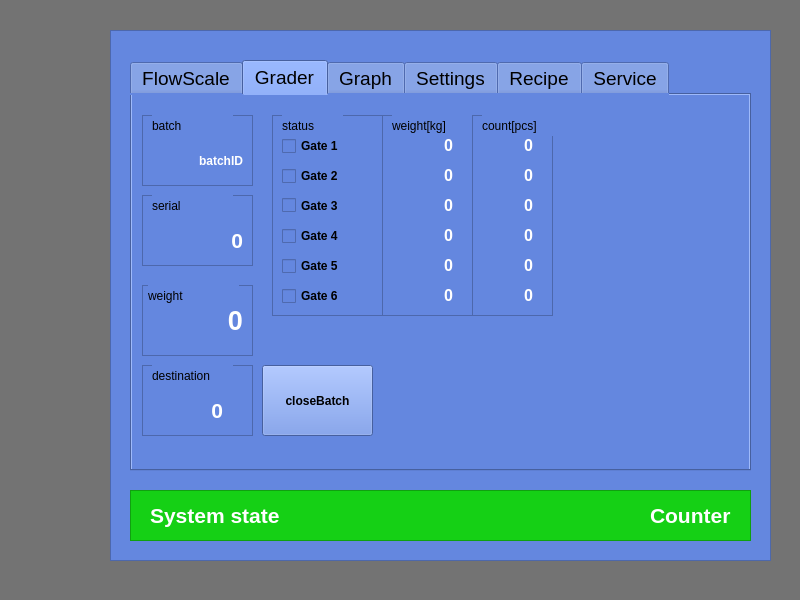
First picture: the form in flowscale/forms/mainwindow.ui, repository sigurgeirg/sandbox, before the edit.
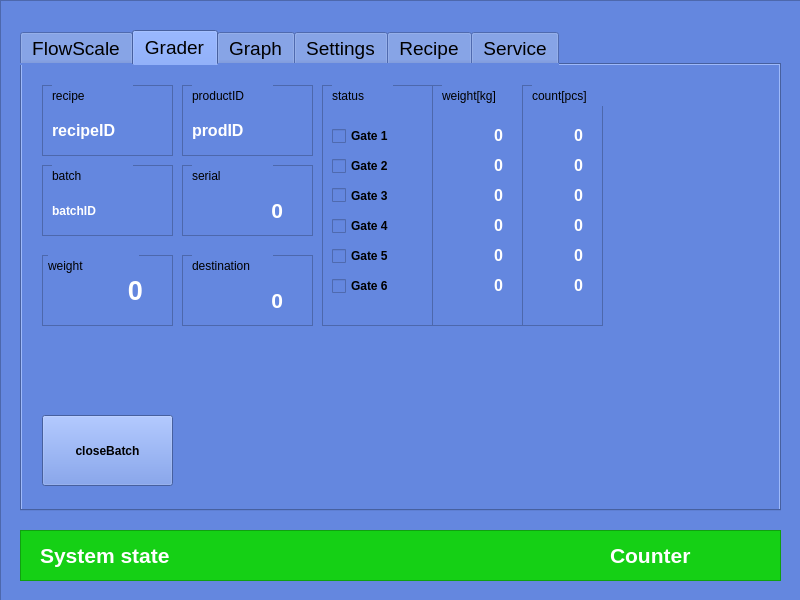
Second picture: the form after the edit. The open tabs and pages were chosen to show the change. Custom widgets are drawn as their Qt base class.

Commit message: Modified desktop, now it filles up the display instead of filling up only 80 percent of it, fixed up the layout a little.

What changed in the file:
```diff
--- a/flowscale/forms/mainwindow.ui
+++ b/flowscale/forms/mainwindow.ui
@@ -111,10 +111,10 @@
    <widget class="QFrame" name="frame_2">
     <property name="geometry">
      <rect>
-      <x>110</x>
-      <y>30</y>
-      <width>661</width>
-      <height>531</height>
+      <x>0</x>
+      <y>0</y>
+      <width>801</width>
+      <height>601</height>
      </rect>
     </property>
     <property name="styleSheet">
@@ -134,8 +134,8 @@
       <rect>
        <x>20</x>
        <y>30</y>
-       <width>621</width>
-       <height>411</height>
+       <width>761</width>
+       <height>481</height>
       </rect>
      </property>
      <property name="sizePolicy">
@@ -1373,9 +1373,9 @@
       <widget class="QFrame" name="destinationFrame_2">
        <property name="geometry">
         <rect>
-         <x>10</x>
-         <y>270</y>
-         <width>111</width>
+         <x>160</x>
+         <y>190</y>
+         <width>131</width>
          <height>71</height>
         </rect>
        </property>
@@ -1391,7 +1391,7 @@
        <widget class="QLabel" name="lblDestinationGate_2">
         <property name="geometry">
          <rect>
-          <x>30</x>
+          <x>50</x>
           <y>30</y>
           <width>51</width>
           <height>31</height>
@@ -1431,9 +1431,9 @@
       <widget class="QFrame" name="serialFrame_2">
        <property name="geometry">
         <rect>
-         <x>10</x>
+         <x>160</x>
          <y>100</y>
-         <width>111</width>
+         <width>131</width>
          <height>71</height>
         </rect>
        </property>
@@ -1489,9 +1489,9 @@
       <widget class="QFrame" name="filteredWeightFrame_2">
        <property name="geometry">
         <rect>
-         <x>10</x>
+         <x>20</x>
          <y>190</y>
-         <width>111</width>
+         <width>131</width>
          <height>71</height>
         </rect>
        </property>
@@ -1547,9 +1547,9 @@
       <widget class="QFrame" name="batchFrame_2">
        <property name="geometry">
         <rect>
-         <x>10</x>
-         <y>20</y>
-         <width>111</width>
+         <x>20</x>
+         <y>100</y>
+         <width>131</width>
          <height>71</height>
         </rect>
        </property>
@@ -1585,7 +1585,7 @@
          <string>batchID</string>
         </property>
         <property name="alignment">
-         <set>Qt::AlignRight|Qt::AlignTrailing|Qt::AlignVCenter</set>
+         <set>Qt::AlignLeading|Qt::AlignLeft|Qt::AlignVCenter</set>
         </property>
        </widget>
        <widget class="QLabel" name="lblBatch_2">
@@ -1605,10 +1605,10 @@
       <widget class="QFrame" name="FrameGateBufferStatus">
        <property name="geometry">
         <rect>
-         <x>140</x>
+         <x>300</x>
          <y>20</y>
          <width>111</width>
-         <height>201</height>
+         <height>241</height>
         </rect>
        </property>
        <property name="styleSheet">
@@ -1624,7 +1624,7 @@
         <property name="geometry">
          <rect>
           <x>10</x>
-          <y>20</y>
+          <y>40</y>
           <width>81</width>
           <height>22</height>
          </rect>
@@ -1643,7 +1643,7 @@
         <property name="geometry">
          <rect>
           <x>10</x>
-          <y>50</y>
+          <y>70</y>
           <width>81</width>
           <height>22</height>
          </rect>
@@ -1662,7 +1662,7 @@
         <property name="geometry">
          <rect>
           <x>10</x>
-          <y>80</y>
+          <y>100</y>
           <width>81</width>
           <height>21</height>
          </rect>
@@ -1681,7 +1681,7 @@
         <property name="geometry">
          <rect>
           <x>10</x>
-          <y>110</y>
+          <y>130</y>
           <width>81</width>
           <height>22</height>
          </rect>
@@ -1700,7 +1700,7 @@
         <property name="geometry">
          <rect>
           <x>10</x>
-          <y>140</y>
+          <y>160</y>
           <width>81</width>
           <height>22</height>
          </rect>
@@ -1719,7 +1719,7 @@
         <property name="geometry">
          <rect>
           <x>10</x>
-          <y>170</y>
+          <y>190</y>
           <width>81</width>
           <height>22</height>
          </rect>
@@ -1751,10 +1751,10 @@
       <widget class="QFrame" name="FrameBufferWeight">
        <property name="geometry">
         <rect>
-         <x>250</x>
+         <x>410</x>
          <y>20</y>
          <width>91</width>
-         <height>201</height>
+         <height>241</height>
         </rect>
        </property>
        <property name="styleSheet">
@@ -1770,7 +1770,7 @@
         <property name="geometry">
          <rect>
           <x>10</x>
-          <y>20</y>
+          <y>40</y>
           <width>61</width>
           <height>21</height>
          </rect>
@@ -1799,7 +1799,7 @@
         <property name="geometry">
          <rect>
           <x>10</x>
-          <y>50</y>
+          <y>70</y>
           <width>61</width>
           <height>21</height>
          </rect>
@@ -1828,7 +1828,7 @@
         <property name="geometry">
          <rect>
           <x>10</x>
-          <y>80</y>
+          <y>100</y>
           <width>61</width>
           <height>21</height>
          </rect>
@@ -1857,7 +1857,7 @@
         <property name="geometry">
          <rect>
           <x>10</x>
-          <y>110</y>
+          <y>130</y>
           <width>61</width>
           <height>21</height>
          </rect>
@@ -1886,7 +1886,7 @@
         <property name="geometry">
          <rect>
           <x>10</x>
-          <y>140</y>
+          <y>160</y>
           <width>61</width>
           <height>21</height>
          </rect>
@@ -1915,7 +1915,7 @@
         <property name="geometry">
          <rect>
           <x>10</x>
-          <y>170</y>
+          <y>190</y>
           <width>61</width>
           <height>21</height>
          </rect>
@@ -1957,10 +1957,10 @@
       <widget class="QFrame" name="FrameBufferCount">
        <property name="geometry">
         <rect>
-         <x>340</x>
+         <x>500</x>
          <y>20</y>
          <width>81</width>
-         <height>201</height>
+         <height>241</height>
         </rect>
        </property>
        <property name="styleSheet">
@@ -1976,7 +1976,7 @@
         <property name="geometry">
          <rect>
           <x>10</x>
-          <y>20</y>
+          <y>40</y>
           <width>51</width>
           <height>21</height>
          </rect>
@@ -2002,7 +2002,7 @@
         <property name="geometry">
          <rect>
           <x>10</x>
-          <y>50</y>
+          <y>70</y>
           <width>51</width>
           <height>21</height>
          </rect>
@@ -2028,7 +2028,7 @@
         <property name="geometry">
          <rect>
           <x>10</x>
-          <y>80</y>
+          <y>100</y>
           <width>51</width>
           <height>21</height>
          </rect>
@@ -2054,7 +2054,7 @@
         <property name="geometry">
          <rect>
           <x>10</x>
-          <y>110</y>
+          <y>130</y>
           <width>51</width>
           <height>21</height>
          </rect>
@@ -2080,7 +2080,7 @@
         <property name="geometry">
          <rect>
           <x>10</x>
-          <y>140</y>
+          <y>160</y>
           <width>51</width>
           <height>21</height>
          </rect>
@@ -2106,7 +2106,7 @@
         <property name="geometry">
          <rect>
           <x>10</x>
-          <y>170</y>
+          <y>190</y>
           <width>51</width>
           <height>21</height>
          </rect>
@@ -2145,9 +2145,9 @@
       <widget class="QPushButton" name="btnCloseBatch">
        <property name="geometry">
         <rect>
-         <x>130</x>
-         <y>270</y>
-         <width>111</width>
+         <x>20</x>
+         <y>350</y>
+         <width>131</width>
          <height>71</height>
         </rect>
        </property>
@@ -2167,6 +2167,116 @@
         <bool>false</bool>
        </property>
       </widget>
+      <widget class="QFrame" name="recipeFrame_2">
+       <property name="geometry">
+        <rect>
+         <x>20</x>
+         <y>20</y>
+         <width>131</width>
+         <height>71</height>
+        </rect>
+       </property>
+       <property name="styleSheet">
+        <string notr="true"/>
+       </property>
+       <property name="frameShape">
+        <enum>QFrame::StyledPanel</enum>
+       </property>
+       <property name="frameShadow">
+        <enum>QFrame::Raised</enum>
+       </property>
+       <widget class="QLabel" name="lblRecipeID_2">
+        <property name="geometry">
+         <rect>
+          <x>10</x>
+          <y>30</y>
+          <width>101</width>
+          <height>31</height>
+         </rect>
+        </property>
+        <property name="font">
+         <font>
+          <pointsize>12</pointsize>
+          <weight>75</weight>
+          <bold>true</bold>
+         </font>
+        </property>
+        <property name="styleSheet">
+         <string notr="true">color: rgb(255, 255, 255);</string>
+        </property>
+        <property name="text">
+         <string>recipeID</string>
+        </property>
+       </widget>
+       <widget class="QLabel" name="lblRecipe_2">
+        <property name="geometry">
+         <rect>
+          <x>10</x>
+          <y>0</y>
+          <width>81</width>
+          <height>21</height>
+         </rect>
+        </property>
+        <property name="text">
+         <string>recipe</string>
+        </property>
+       </widget>
+      </widget>
+      <widget class="QFrame" name="productIDFrame_3">
+       <property name="geometry">
+        <rect>
+         <x>160</x>
+         <y>20</y>
+         <width>131</width>
+         <height>71</height>
+        </rect>
+       </property>
+       <property name="styleSheet">
+        <string notr="true"/>
+       </property>
+       <property name="frameShape">
+        <enum>QFrame::StyledPanel</enum>
+       </property>
+       <property name="frameShadow">
+        <enum>QFrame::Raised</enum>
+       </property>
+       <widget class="QLabel" name="lblProductID_2">
+        <property name="geometry">
+         <rect>
+          <x>10</x>
+          <y>30</y>
+          <width>101</width>
+          <height>31</height>
+         </rect>
+        </property>
+        <property name="font">
+         <font>
+          <pointsize>12</pointsize>
+          <weight>75</weight>
+          <bold>true</bold>
+         </font>
+        </property>
+        <property name="styleSheet">
+         <string notr="true">color: rgb(255, 255, 255);</string>
+        </property>
+        <property name="text">
+         <string>prodID</string>
+        </property>
+       </widget>
+       <widget class="QLabel" name="lblproduct_3">
+        <property name="geometry">
+         <rect>
+          <x>10</x>
+          <y>0</y>
+          <width>81</width>
+          <height>21</height>
+         </rect>
+        </property>
+        <property name="text">
+         <string>productID</string>
+        </property>
+       </widget>
+      </widget>
      </widget>
      <widget class="QWidget" name="tabGraph">
       <attribute name="title">
@@ -3483,8 +3593,8 @@
      <property name="geometry">
       <rect>
        <x>20</x>
-       <y>460</y>
-       <width>621</width>
+       <y>530</y>
+       <width>761</width>
        <height>51</height>
       </rect>
      </property>
@@ -3523,7 +3633,7 @@
      <widget class="QLabel" name="lblCountDown">
       <property name="geometry">
        <rect>
-        <x>520</x>
+        <x>590</x>
         <y>10</y>
         <width>91</width>
         <height>31</height>
```
Left out of the diff: 323 changed lines with no effect on the pictures. The commit also changes 2 other files.
